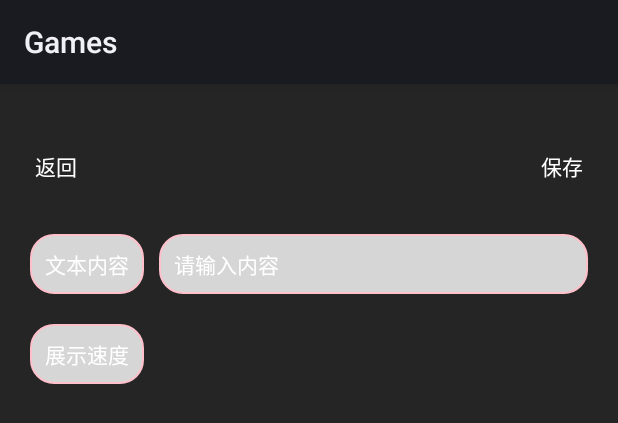
After one commit to Supopo/Games, an Android app: the layout activity_call_setting.xml on its own in the app's theme, with its tools: preview values and no code run, on a phone screen of 412 x 824 dp. The commit adds this screen. Shown: the top 423 px of the screen. Run offline under Robolectric (Android 15) with nearby library versions, the phone set to English and light mode, and no system bars.

```diff
--- a/app/src/main/res/layout/activity_add_player.xml
+++ b/app/src/main/res/layout/activity_add_player.xml
@@ -28,13 +28,14 @@
                 android:textColor="@color/white"
                 android:padding="8dp"
                 android:text="返回" />
+
             <TextView
                 android:id="@+id/tv_clear"
                 android:layout_width="wrap_content"
                 android:layout_height="wrap_content"
+                android:layout_centerVertical="true"
+                android:layout_marginRight="10dp"
                 android:layout_toLeftOf="@id/tv_save"
-                android:layout_marginRight="10dp"
-                android:layout_centerVertical="true"
                 android:padding="8dp"
                 android:text="清空"
                 android:textColor="@color/white" />
--- /dev/null
+++ b/app/src/main/res/layout/activity_call_setting.xml
@@ -0,0 +1,91 @@
+<?xml version="1.0" encoding="utf-8"?>
+<layout xmlns:android="http://schemas.android.com/apk/res/android"
+    xmlns:app="http://schemas.android.com/apk/res-auto"
+    xmlns:binding="http://schemas.android.com/apk/res-auto"
+    xmlns:tools="http://schemas.android.com/tools">
+
+    <data></data>
+
+    <RelativeLayout
+        android:layout_width="match_parent"
+        android:layout_height="match_parent"
+        android:background="#252525">
+
+        <RelativeLayout
+            android:id="@+id/rl_title"
+            android:layout_width="match_parent"
+            android:layout_height="50dp"
+            android:layout_marginTop="30dp"
+            android:paddingLeft="15dp"
+            android:paddingRight="15dp">
+
+            <TextView
+                android:id="@+id/tv_back"
+                android:layout_width="wrap_content"
+                android:layout_height="wrap_content"
+                android:layout_alignParentLeft="true"
+                android:layout_centerVertical="true"
+                android:padding="8dp"
+                android:text="返回"
+                android:textColor="@color/white" />
+
+
+            <TextView
+                android:id="@+id/tv_save"
+                android:layout_width="wrap_content"
+                android:layout_height="wrap_content"
+                android:layout_alignParentRight="true"
+                android:layout_centerVertical="true"
+                android:padding="8dp"
+                android:text="保存"
+                android:textColor="@color/white" />
+        </RelativeLayout>
+
+
+        <TextView
+            android:id="@+id/tv_menu1"
+            android:layout_width="wrap_content"
+            android:layout_height="40dp"
+            android:layout_below="@id/rl_title"
+            android:layout_marginLeft="20dp"
+            android:layout_marginTop="20dp"
+            android:background="@drawable/btn_pink"
+            android:gravity="center_vertical"
+            android:paddingLeft="10dp"
+            android:paddingRight="10dp"
+            android:textSize="14dp"
+            android:text="文本内容"
+            android:textColor="@color/white" />
+
+        <EditText
+            android:layout_width="match_parent"
+            android:layout_height="40dp"
+            android:layout_alignTop="@id/tv_menu1"
+            android:layout_marginLeft="10dp"
+            android:layout_marginRight="20dp"
+            android:layout_toRightOf="@id/tv_menu1"
+            android:background="@drawable/btn_pink"
+            android:hint="请输入内容"
+            android:paddingLeft="10dp"
+            android:paddingRight="10dp"
+            android:textColor="@color/white"
+            android:textColorHint="@color/white"
+            android:textSize="14dp" />
+
+        <TextView
+            android:id="@+id/tv_menu2"
+            android:layout_width="wrap_content"
+            android:layout_height="40dp"
+            android:layout_below="@id/tv_menu1"
+            android:layout_marginLeft="20dp"
+            android:layout_marginTop="20dp"
+            android:background="@drawable/btn_pink"
+            android:gravity="center_vertical"
+            android:paddingLeft="10dp"
+            android:paddingRight="10dp"
+            android:textSize="14dp"
+            android:text="展示速度"
+            android:textColor="@color/white" />
+
+    </RelativeLayout>
+</layout>
```
Also changed, not shown: app/src/main/AndroidManifest.xml (+10 -16 lines), app/src/main/java/com/xxx/games/MainActivity.java (+6 -3 lines), app/src/main/java/com/xxx/games/addPlayer/AddPlayerActivity.java (+1 -10 lines), app/src/main/java/com/xxx/games/call/CallSettingActivity.java (added, +22 -0 lines), app/src/main/java/com/xxx/games/truthOrDare/TruthOrDareActivity.java (+8 -14 lines), app/src/main/res/layout/activity_add_dos.xml (+8 -6 lines), app/src/main/res/layout/activity_main.xml (+14 -0 lines).
